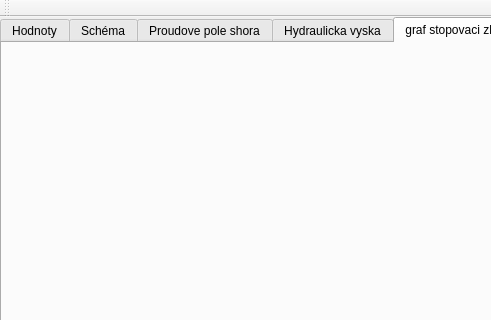
Before: the Qt Designer form mainwindow.ui in durhan/Program, drawn with Qt 5; both pictures show x 0 to 491 and y 0 to 320 of the 1216 by 781 pixel window.
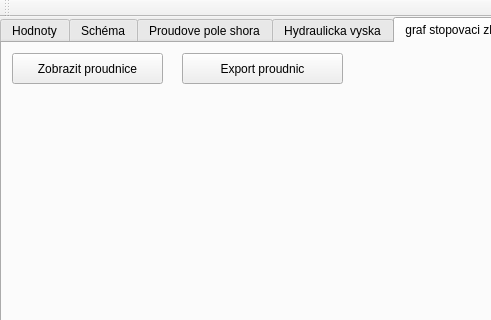
After: the same form once the commit is applied. The open tabs and pages were chosen to show the change.

Patch:
```diff
--- a/mainwindow.ui
+++ b/mainwindow.ui
@@ -838,6 +838,52 @@
      <attribute name="title">
       <string>graf stopovaci zkousky</string>
      </attribute>
+     <widget class="QWidget" name="widgetProudnice" native="true">
+      <property name="geometry">
+       <rect>
+        <x>20</x>
+        <y>220</y>
+        <width>561</width>
+        <height>451</height>
+       </rect>
+      </property>
+     </widget>
+     <widget class="QWidget" name="widgetTracer" native="true">
+      <property name="geometry">
+       <rect>
+        <x>620</x>
+        <y>230</y>
+        <width>561</width>
+        <height>451</height>
+       </rect>
+      </property>
+     </widget>
+     <widget class="QPushButton" name="startProudnice">
+      <property name="geometry">
+       <rect>
+        <x>10</x>
+        <y>10</y>
+        <width>151</width>
+        <height>31</height>
+       </rect>
+      </property>
+      <property name="text">
+       <string>Zobrazit proudnice</string>
+      </property>
+     </widget>
+     <widget class="QPushButton" name="proudExport">
+      <property name="geometry">
+       <rect>
+        <x>180</x>
+        <y>10</y>
+        <width>161</width>
+        <height>31</height>
+       </rect>
+      </property>
+      <property name="text">
+       <string>Export proudnic</string>
+      </property>
+     </widget>
     </widget>
    </widget>
   </widget>
```
Left out of the diff: 2 changed lines with no effect on the pictures.
